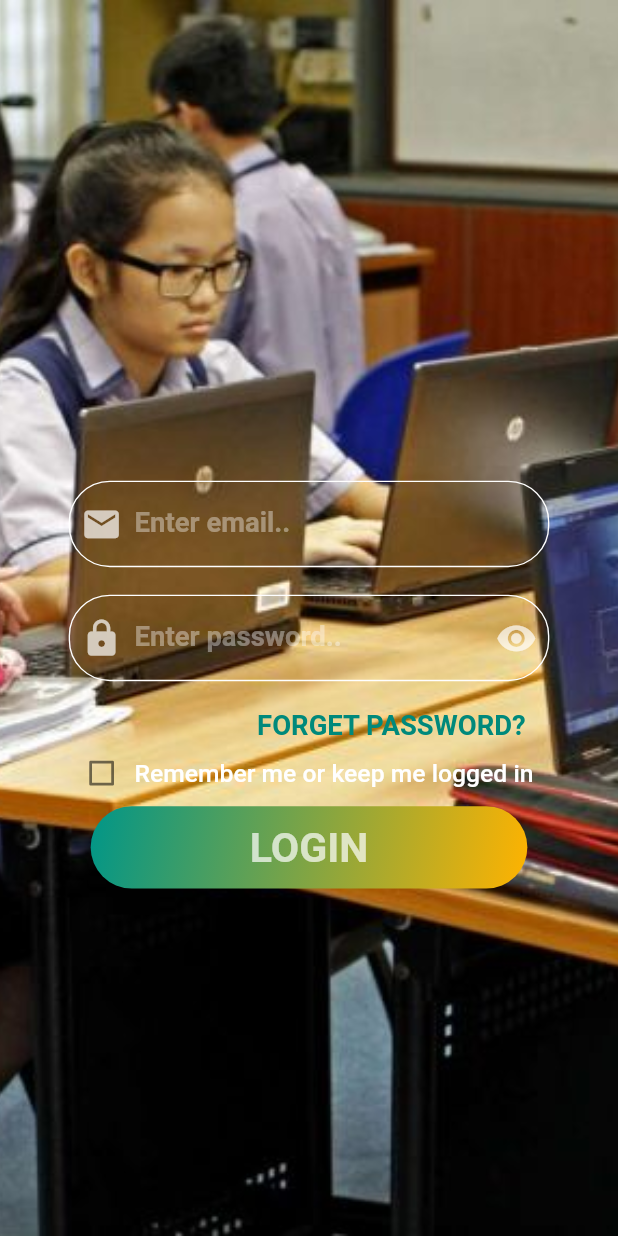
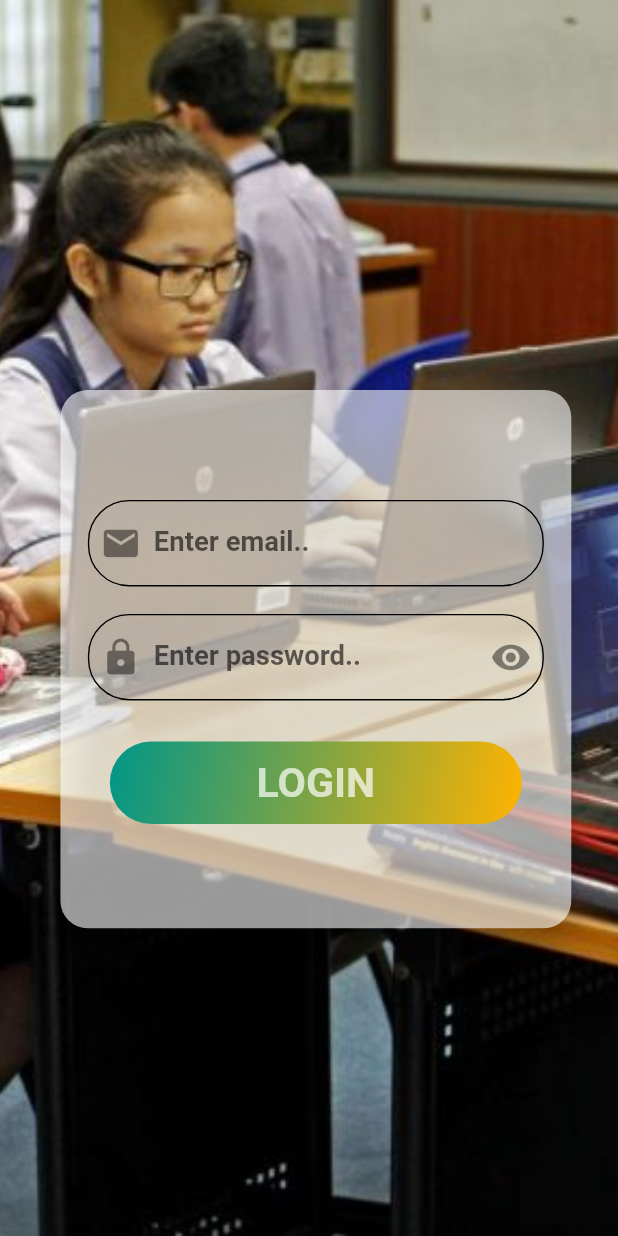
Before and after one commit to NilamPathak578/Assignment5, a Flutter app: the screen it shows after launch, on a phone screen of 412 x 824 dp. Run offline on Flutter 3.47's test engine with Material 2 defaults, Android fonts, the phone set to English and light mode, and no system bars; our stand-ins replace responsive_framework.

Commit message:
update login form

```diff
--- a/lib/Views/login.dart
+++ b/lib/Views/login.dart
@@ -18,7 +18,7 @@ class _LoginPageState extends State<LoginPage> {
   TextEditingController _pass = TextEditingController();
 
   final TextStyle style =
-      TextStyle(color: Colors.white, fontSize: 20, fontWeight: FontWeight.w600);
+      TextStyle(color: Colors.teal, fontSize: 20, fontWeight: FontWeight.w600);
 
   void _toggle() {
     setState(() {
@@ -48,13 +48,20 @@ class _LoginPageState extends State<LoginPage> {
             children: [
               CustomContainer(),
               Container(
-                color: Colors.black38,
+                color: Colors.black.withOpacity(0.1),
               ),
               Positioned(
-                top: 350,
-                right: 50,
-                left: 50,
+                top: 280,
+                right: 30,
+                left: 40,
+                height: 400,
+                child: Card(
+                  elevation: 10,
+                  color: Colors.white60,
+                  shape: RoundedRectangleBorder(
+                      borderRadius: BorderRadius.circular(20)),
                   child: Container(
+                    padding: EdgeInsets.only(right: 20, top: 80, left: 20),
                     child: Form(
                         key: _globalKey,
                         autovalidate: _autoValidate,
@@ -67,18 +74,18 @@ class _LoginPageState extends State<LoginPage> {
                               decoration: InputDecoration(
                                   prefixIcon: Icon(
                                     Icons.email,
-                                  color: Colors.white70,
+                                    //color: Colors.white70,
                                     size: 30,
                                   ),
                                   labelText: "Enter email..",
                                   labelStyle: TextStyle(
-                                  color: Colors.white38,
+                                    //color: Colors.white38,
                                     fontSize: 20,
                                   ),
                                   enabledBorder: OutlineInputBorder(
                                       borderRadius: BorderRadius.circular(30),
                                       borderSide: BorderSide(
-                                      color: Colors.white,
+                                          //color: Colors.white,
                                           ))),
                               validator: (value) {
                                 if (value.isEmpty ||
@@ -101,21 +108,22 @@ class _LoginPageState extends State<LoginPage> {
                               decoration: InputDecoration(
                                   prefixIcon: Icon(
                                     Icons.lock,
-                                  color: Colors.white70,
+                                    //color: Colors.black,
                                     size: 30,
                                   ),
                                   labelText: "Enter password..",
                                   labelStyle: TextStyle(
-                                    color: Colors.white38, fontSize: 20),
+                                      // color: Colors.white38,
+                                      fontSize: 20),
                                   suffixIcon: Icon(
                                     Icons.remove_red_eye,
-                                  color: Colors.white70,
+                                    //color: Colors.black,
                                     size: 30,
                                   ),
                                   enabledBorder: OutlineInputBorder(
                                       borderRadius: BorderRadius.circular(30),
                                       borderSide: BorderSide(
-                                      color: Colors.white,
+                                        color: Colors.black,
                                       ))),
                               validator: (value) {
                                 if (value.isEmpty || value.length < 6) {
@@ -125,38 +133,38 @@ class _LoginPageState extends State<LoginPage> {
                               },
                             ),
                             SizedBox(
-                            height: 20,
+                              height: 30,
                             ),
-                          Container(
-                            padding: EdgeInsets.only(left: 120),
-                            child: Text(
-                              "Forget Password?".toUpperCase(),
-                              textAlign: TextAlign.right,
-                              style: TextStyle(
-                                  color: Colors.teal.shade600,
-                                  fontSize: 20,
-                                  fontWeight: FontWeight.w600),
-                            ),
-                          ),
-                          Row(
-                            children: [
-                              Checkbox(
-                                  checkColor: Colors.white,
-                                  value: this.ischeck,
-                                  onChanged: (bool value) {
-                                    setState(() {
-                                      this.ischeck = value;
-                                    });
-                                  }),
-                              Text(
-                                "Remember me or keep me logged in",
-                                style: TextStyle(
-                                    color: Colors.white,
-                                    fontSize: 18,
-                                    fontWeight: FontWeight.w500),
-                              ),
-                            ],
-                          ),
+                            // Container(
+                            //   padding: EdgeInsets.only(left: 120),
+                            //   child: Text(
+                            //     "Forget Password?".toUpperCase(),
+                            //     textAlign: TextAlign.right,
+                            //     style: TextStyle(
+                            //         color: Colors.teal.shade600,
+                            //         fontSize: 20,
+                            //         fontWeight: FontWeight.w600),
+                            //   ),
+                            // ),
+                            // Row(
+                            //   children: [
+                            //     Checkbox(
+                            //         checkColor: Colors.white,
+                            //         value: this.ischeck,
+                            //         onChanged: (bool value) {
+                            //           setState(() {
+                            //             this.ischeck = value;
+                            //           });
+                            //         }),
+                            //     Text(
+                            //       "Remember me or keep me logged in",
+                            //       style: TextStyle(
+                            //           color: Colors.white,
+                            //           fontSize: 18,
+                            //           fontWeight: FontWeight.w500),
+                            //     ),
+                            //   ],
+                            // ),
                             FlatButton(
                               onPressed: () {
                                 _onsubmit();
@@ -196,6 +204,7 @@ class _LoginPageState extends State<LoginPage> {
                         )),
                   ),
                 ),
+              ),
             ],
           ),
         ),
```
Lines whose indentation alone changed are shown as unchanged.
